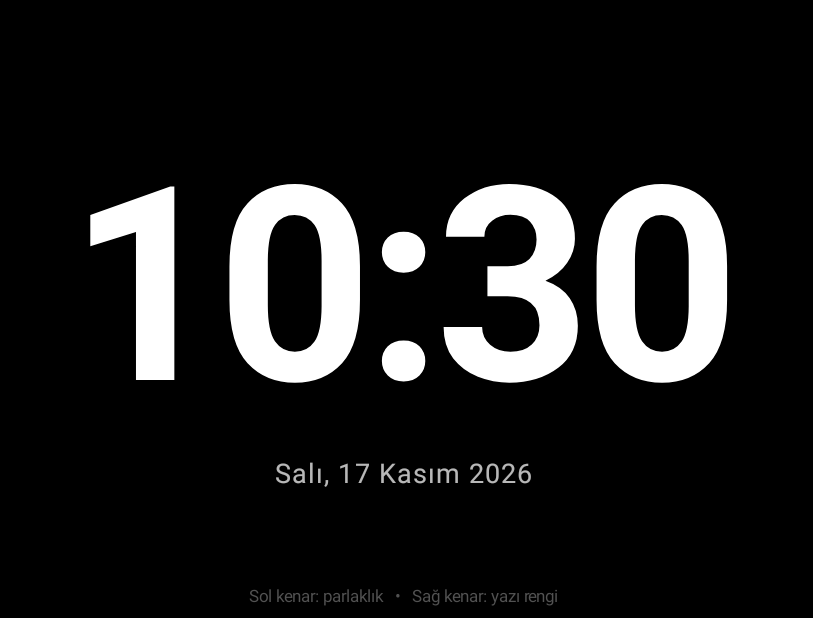
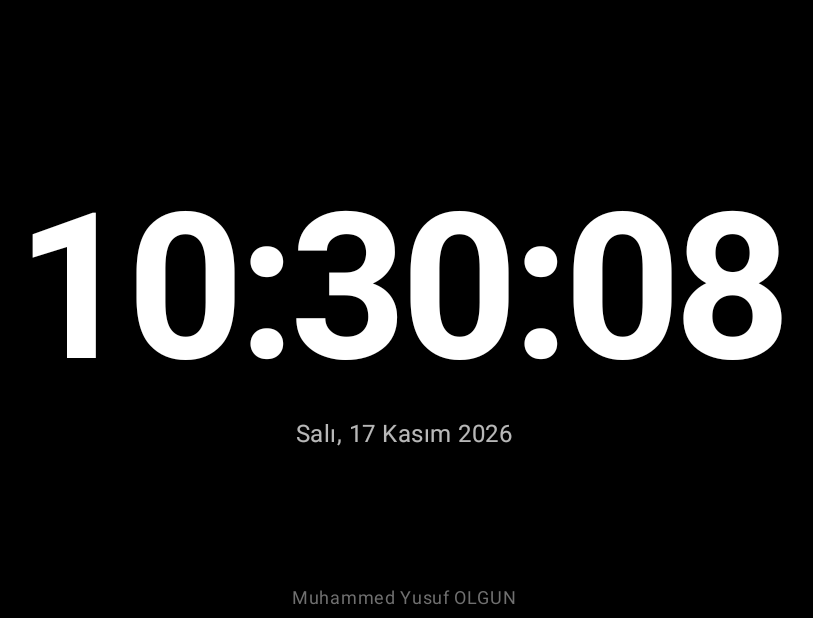
Before and after one commit to muhammedyusufolgun/saat, an Android app: the screen it shows after launch (MainActivity), on a phone screen of 824 x 412 dp (held sideways). Shown: the whole screen, without its empty margins (215-1028 px from the left). Run offline under Robolectric (Android 15) with nearby library versions, the phone set to English and light mode, and no system bars.

Commit message:
Add seconds, edge controls and 24-color palette

```diff
--- a/app/src/main/java/tr/com/olgun/masasaati/MainActivity.kt
+++ b/app/src/main/java/tr/com/olgun/masasaati/MainActivity.kt
@@ -1,17 +1,19 @@
 package tr.com.olgun.masasaati
 
 import android.app.Activity
-import android.app.AlertDialog
 import android.graphics.Color
+import android.graphics.Typeface
+import android.graphics.drawable.GradientDrawable
 import android.os.Bundle
 import android.os.Handler
 import android.os.Looper
 import android.view.Gravity
-import android.view.MotionEvent
 import android.view.View
 import android.view.WindowManager
 import android.widget.FrameLayout
+import android.widget.GridLayout
 import android.widget.LinearLayout
+import android.widget.SeekBar
 import android.widget.TextView
 import java.text.SimpleDateFormat
 import java.util.Date
@@ -21,32 +23,39 @@ class MainActivity : Activity() {
     private val handler = Handler(Looper.getMainLooper())
     private lateinit var clockText: TextView
     private lateinit var dateText: TextView
+    private lateinit var brightnessPanel: LinearLayout
+    private lateinit var colorPanel: LinearLayout
+    private lateinit var leftEdge: FrameLayout
+    private lateinit var rightEdge: FrameLayout
+    private lateinit var leftMark: TextView
+    private lateinit var rightMark: TextView
+    private lateinit var brightnessValue: TextView
     private var brightness = 0.60f
     private var textColor = Color.WHITE
-    private var gestureStartY = 0f
-    private var gestureStartBrightness = 0.60f
-    private var leftEdgeGesture = false
-    private var rightEdgeGesture = false
 
-    private val paletteNames = arrayOf(
-        "Beyaz", "Turkuaz", "Açık mavi", "Yeşil",
-        "Sarı", "Turuncu", "Kırmızı", "Mor"
-    )
-    private val paletteColors = intArrayOf(
-        Color.WHITE,
-        Color.rgb(75, 224, 220),
-        Color.rgb(91, 174, 255),
-        Color.rgb(100, 230, 142),
-        Color.rgb(255, 226, 112),
-        Color.rgb(255, 166, 89),
-        Color.rgb(255, 104, 115),
-        Color.rgb(198, 143, 255)
+    private val palette = intArrayOf(
+        0xFFFFFFFF.toInt(), 0xFFF5F0E6.toInt(), 0xFFBFC7D5.toInt(), 0xFF858FA1.toInt(),
+        0xFFFF6B6B.toInt(), 0xFFFF8A65.toInt(), 0xFFFFA726.toInt(), 0xFFFFCA28.toInt(),
+        0xFFFFEE58.toInt(), 0xFFAED581.toInt(), 0xFF66BB6A.toInt(), 0xFF26A69A.toInt(),
+        0xFF26C6DA.toInt(), 0xFF4DD0E1.toInt(), 0xFF4FC3F7.toInt(), 0xFF42A5F5.toInt(),
+        0xFF5C6BC0.toInt(), 0xFF7E57C2.toInt(), 0xFFAB47BC.toInt(), 0xFFEC407A.toInt(),
+        0xFFF06292.toInt(), 0xFFEF5350.toInt(), 0xFF9CCC65.toInt(), 0xFFFFD54F.toInt()
     )
 
     private val clockUpdater = object : Runnable {
         override fun run() {
             updateClock()
             handler.postDelayed(this, 1000L)
+        }
+    }
+
+    private val hideAffordances = Runnable {
+        if ((!::brightnessPanel.isInitialized || brightnessPanel.visibility != View.VISIBLE) &&
+            (!::colorPanel.isInitialized || colorPanel.visibility != View.VISIBLE)) {
+            leftMark.visibility = View.INVISIBLE
+            rightMark.visibility = View.INVISIBLE
+            leftEdge.background = null
+            rightEdge.background = null
         }
     }
 
@@ -65,53 +74,234 @@ class MainActivity : Activity() {
             setTextColor(textColor)
             gravity = Gravity.CENTER
             includeFontPadding = false
-            setTypeface(typeface, android.graphics.Typeface.BOLD)
+            setTypeface(typeface, Typeface.BOLD)
             letterSpacing = -0.025f
         }
         dateText = TextView(this).apply {
             gravity = Gravity.CENTER
             includeFontPadding = false
-            letterSpacing = 0.04f
+            letterSpacing = 0.02f
         }
 
         val centerGroup = LinearLayout(this).apply {
             orientation = LinearLayout.VERTICAL
             gravity = Gravity.CENTER
             addView(clockText, LinearLayout.LayoutParams(-1, -2))
-            addView(dateText, LinearLayout.LayoutParams(-1, -2).apply {
-                topMargin = dp(8)
-            })
+            addView(dateText, LinearLayout.LayoutParams(-1, -2).apply { topMargin = dp(8) })
         }
 
         val root = FrameLayout(this).apply {
             setBackgroundColor(Color.BLACK)
+            isClickable = true
             addView(centerGroup, FrameLayout.LayoutParams(-1, -2, Gravity.CENTER))
         }
 
-        val helpText = TextView(this).apply {
-            text = "Sol kenar: parlaklık   •   Sağ kenar: yazı rengi"
-            setTextColor(Color.rgb(82, 82, 82))
-            textSize = 11f
+        val signature = TextView(this).apply {
+            text = "Muhammed Yusuf OLGUN"
+            setTextColor(Color.rgb(112, 112, 112))
+            textSize = 12f
             gravity = Gravity.CENTER
+            letterSpacing = 0.04f
         }
-        root.addView(helpText, FrameLayout.LayoutParams(-1, dp(30), Gravity.BOTTOM))
+        root.addView(signature, FrameLayout.LayoutParams(-1, dp(28), Gravity.BOTTOM))
 
-        root.setOnTouchListener { view, event -> handleEdgeGesture(view, event) }
-        centerGroup.setOnLongClickListener {
-            showColorPicker()
-            true
-        }
+        brightnessPanel = createBrightnessPanel()
+        colorPanel = createColorPanel()
+        root.addView(brightnessPanel, FrameLayout.LayoutParams(dp(260), -2, Gravity.START or Gravity.CENTER_VERTICAL).apply {
+            leftMargin = dp(54)
+        })
+        root.addView(colorPanel, FrameLayout.LayoutParams(dp(304), -2, Gravity.END or Gravity.CENTER_VERTICAL).apply {
+            rightMargin = dp(54)
+        })
+        brightnessPanel.visibility = View.GONE
+        colorPanel.visibility = View.GONE
+
+        leftMark = edgeMark("☼")
+        rightMark = edgeMark("●")
+        leftEdge = edgeArea(leftMark, Gravity.START)
+        rightEdge = edgeArea(rightMark, Gravity.END)
+        root.addView(leftEdge, FrameLayout.LayoutParams(dp(48), -1, Gravity.START))
+        root.addView(rightEdge, FrameLayout.LayoutParams(dp(48), -1, Gravity.END))
+
+        leftEdge.setOnClickListener { showBrightnessPanel() }
+        rightEdge.setOnClickListener { showColorPanel() }
+        root.setOnClickListener { revealEdgeAreas() }
 
         root.addOnLayoutChangeListener { _, left, _, right, _, _, _, _, _ ->
             val widthDp = (right - left) / resources.displayMetrics.density
-            clockText.textSize = (widthDp * 0.22f).coerceIn(72f, 190f)
-            dateText.textSize = 18f
+            clockText.textSize = (widthDp * 0.165f).coerceIn(64f, 160f)
+            dateText.textSize = 16f
         }
 
         setContentView(root)
         applyBrightness()
         applyTextColor()
         updateClock()
+    }
+
+    private fun createBrightnessPanel(): LinearLayout {
+        val panel = panelContainer()
+        val heading = LinearLayout(this).apply {
+            orientation = LinearLayout.HORIZONTAL
+            gravity = Gravity.CENTER_VERTICAL
+        }
+        heading.addView(panelTitle("PARLAKLIK"), LinearLayout.LayoutParams(0, -2, 1f))
+        brightnessValue = TextView(this).apply {
+            setTextColor(Color.WHITE)
+            textSize = 14f
+            gravity = Gravity.END or Gravity.CENTER_VERTICAL
+            text = (brightness * 100).toInt().toString() + "%"
+        }
+        heading.addView(brightnessValue, LinearLayout.LayoutParams(-2, -2))
+
+        val seekBar = SeekBar(this).apply {
+            max = 100
+            progress = (brightness * 100).toInt()
+            setOnSeekBarChangeListener(object : SeekBar.OnSeekBarChangeListener {
+                override fun onProgressChanged(bar: SeekBar?, progress: Int, fromUser: Boolean) {
+                    brightness = progress.coerceAtLeast(1) / 100f
+                    brightnessValue.text = (brightness * 100).toInt().toString() + "%"
+                    applyBrightness()
+                }
+                override fun onStartTrackingTouch(bar: SeekBar?) = Unit
+                override fun onStopTrackingTouch(bar: SeekBar?) {
+                    getSharedPreferences("clock_settings", MODE_PRIVATE).edit()
+                        .putFloat("brightness", brightness).apply()
+                }
+            })
+        }
+        panel.addView(heading)
+        panel.addView(seekBar, LinearLayout.LayoutParams(-1, -2).apply {
+            topMargin = dp(8)
+            bottomMargin = dp(4)
+        })
+        panel.addView(closeButton { hidePanels() })
+        return panel
+    }
+
+    private fun createColorPanel(): LinearLayout {
+        val panel = panelContainer()
+        panel.addView(panelTitle("YAZI RENGİ • 24 RENK"))
+        val grid = GridLayout(this).apply {
+            columnCount = 6
+            rowCount = 4
+            useDefaultMargins = false
+            alignmentMode = GridLayout.ALIGN_BOUNDS
+        }
+        for (color in palette) {
+            val swatch = View(this).apply {
+                contentDescription = "Yazı rengi"
+                background = swatchBackground(color, color == textColor)
+                setOnClickListener {
+                    textColor = color
+                    getSharedPreferences("clock_settings", MODE_PRIVATE).edit()
+                        .putInt("text_color", textColor).apply()
+                    applyTextColor()
+                    refreshColorPanel()
+                }
+            }
+            val params = GridLayout.LayoutParams().apply {
+                width = dp(42)
+                height = dp(42)
+                setMargins(dp(1), dp(1), dp(1), dp(1))
+                rowSpec = GridLayout.spec(GridLayout.UNDEFINED)
+                columnSpec = GridLayout.spec(GridLayout.UNDEFINED)
+            }
+            grid.addView(swatch, params)
+        }
+        panel.addView(grid, LinearLayout.LayoutParams(-1, -2).apply {
+            topMargin = dp(8)
+            bottomMargin = dp(6)
+        })
+        panel.addView(closeButton { hidePanels() })
+        return panel
+    }
+
+    private fun refreshColorPanel() {
+        colorPanel.removeAllViews()
+        val rebuilt = createColorPanel()
+        while (rebuilt.childCount > 0) {
+            val child = rebuilt.getChildAt(0)
+            rebuilt.removeViewAt(0)
+            colorPanel.addView(child)
+        }
+    }
+
+    private fun panelContainer() = LinearLayout(this).apply {
+        orientation = LinearLayout.VERTICAL
+        setPadding(dp(14), dp(12), dp(14), dp(12))
+        background = roundedBackground(Color.argb(238, 19, 25, 37), dp(16))
+        elevation = dp(8).toFloat()
+    }
+
+    private fun panelTitle(value: String) = TextView(this).apply {
+        text = value
+        setTextColor(Color.rgb(196, 207, 225))
+        textSize = 12f
+        letterSpacing = 0.1f
+        gravity = Gravity.CENTER_VERTICAL
+    }
+
+    private fun closeButton(action: () -> Unit) = TextView(this).apply {
+        text = "Kapat"
+        setTextColor(Color.rgb(145, 162, 188))
+        textSize = 12f
+        gravity = Gravity.END or Gravity.CENTER_VERTICAL
+        setPadding(0, dp(6), 0, dp(2))
+        setOnClickListener { action() }
+    }
+
+    private fun edgeMark(label: String) = TextView(this).apply {
+        text = label
+        textSize = 18f
+        setTextColor(Color.WHITE)
+        gravity = Gravity.CENTER
+        visibility = View.INVISIBLE
+    }
+
+    private fun edgeArea(mark: TextView, gravity: Int) = FrameLayout(this).apply {
+        contentDescription = if (gravity == Gravity.START) "Parlaklık ayarını aç" else "Renk panelini aç"
+        isClickable = true
+        addView(mark, FrameLayout.LayoutParams(-1, dp(62), gravity))
+    }
+
+    private fun showBrightnessPanel() {
+        revealEdgeAreas()
+        colorPanel.visibility = View.GONE
+        brightnessPanel.visibility = View.VISIBLE
+    }
+
+    private fun showColorPanel() {
+        revealEdgeAreas()
+        brightnessPanel.visibility = View.GONE
+        colorPanel.visibility = View.VISIBLE
+        refreshColorPanel()
+    }
+
+    private fun revealEdgeAreas() {
+        handler.removeCallbacks(hideAffordances)
+        leftMark.visibility = View.VISIBLE
+        rightMark.visibility = View.VISIBLE
+        leftEdge.background = roundedBackground(Color.argb(34, 255, 255, 255), dp(18))
+        rightEdge.background = roundedBackground(Color.argb(34, 255, 255, 255), dp(18))
+        handler.postDelayed(hideAffordances, 4000L)
+    }
+
+    private fun hidePanels() {
+        brightnessPanel.visibility = View.GONE
+        colorPanel.visibility = View.GONE
+        handler.postDelayed(hideAffordances, 1200L)
+    }
+
+    private fun swatchBackground(color: Int, selected: Boolean) = GradientDrawable().apply {
+        shape = GradientDrawable.OVAL
+        setColor(color)
+        setStroke(dp(if (selected) 3 else 1), if (selected) Color.WHITE else Color.argb(110, 255, 255, 255))
+    }
+
+    private fun roundedBackground(color: Int, radius: Int) = GradientDrawable().apply {
+        setColor(color)
+        cornerRadius = radius.toFloat()
     }
 
     override fun onResume() {
@@ -138,68 +328,9 @@ class MainActivity : Activity() {
             )
     }
 
-    private fun handleEdgeGesture(view: View, event: MotionEvent): Boolean {
-        when (event.actionMasked) {
-            MotionEvent.ACTION_DOWN -> {
-                val edgeWidth = dp(72)
-                leftEdgeGesture = event.x <= edgeWidth
-                rightEdgeGesture = event.x >= view.width - edgeWidth
-                gestureStartY = event.rawY
-                gestureStartBrightness = brightness
-                return leftEdgeGesture || rightEdgeGesture
-            }
-
-            MotionEvent.ACTION_MOVE -> {
-                if (leftEdgeGesture) {
-                    val screenHeight = view.height.toFloat().coerceAtLeast(1f)
-                    val verticalChange = (event.rawY - gestureStartY) / screenHeight
-                    brightness = (gestureStartBrightness - verticalChange).coerceIn(0.01f, 1f)
-                    applyBrightness()
-                    return true
-                }
-            }
-
-            MotionEvent.ACTION_UP -> {
-                if (leftEdgeGesture) {
-                    getSharedPreferences("clock_settings", MODE_PRIVATE).edit()
-                        .putFloat("brightness", brightness).apply()
-                    leftEdgeGesture = false
-                    return true
-                }
-                if (rightEdgeGesture) {
-                    val moved = kotlin.math.abs(event.rawY - gestureStartY)
-                    rightEdgeGesture = false
-                    if (moved < dp(24)) showColorPicker()
-                    return true
-                }
-            }
-
-            MotionEvent.ACTION_CANCEL -> {
-                leftEdgeGesture = false
-                rightEdgeGesture = false
-                return true
-            }
-        }
-        return leftEdgeGesture || rightEdgeGesture
-    }
-
-    private fun showColorPicker() {
-        AlertDialog.Builder(this)
-            .setTitle("Yazı rengi")
-            .setSingleChoiceItems(paletteNames, paletteColors.indexOf(textColor)) { dialog, which ->
-                textColor = paletteColors[which]
-                applyTextColor()
-                getSharedPreferences("clock_settings", MODE_PRIVATE).edit()
-                    .putInt("text_color", textColor).apply()
-                dialog.dismiss()
-            }
-            .setNegativeButton("Kapat", null)
-            .show()
-    }
-
     private fun applyBrightness() {
         val params = window.attributes
-        params.screenBrightness = brightness
+        params.screenBrightness = brightness.coerceIn(0.01f, 1f)
         window.attributes = params
     }
 
@@ -210,7 +341,7 @@ class MainActivity : Activity() {
 
     private fun updateClock() {
         val now = Date()
-        clockText.text = SimpleDateFormat("HH:mm", Locale("tr", "TR")).format(now)
+        clockText.text = SimpleDateFormat("HH:mm:ss", Locale("tr", "TR")).format(now)
         dateText.text = SimpleDateFormat("EEEE, d MMMM yyyy", Locale("tr", "TR"))
             .format(now).replaceFirstChar { it.uppercase(Locale("tr", "TR")) }
     }
```
Also changed, not shown: app/build.gradle.kts (+3 -5 lines), app/src/main/res/drawable-nodpi/ic_launcher.png, 1 other file.
